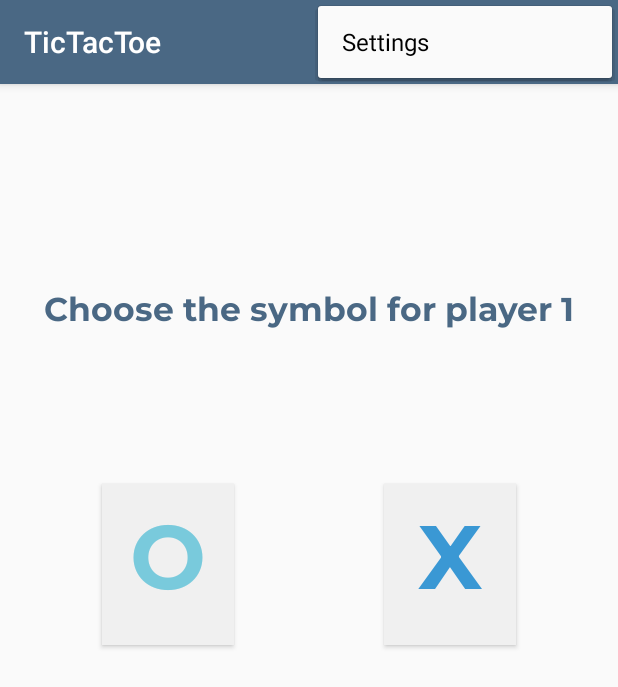
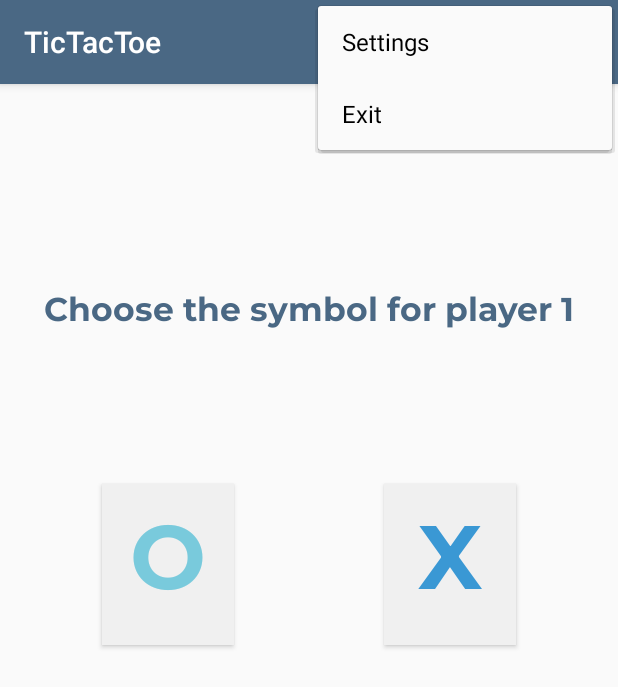
Before and after one commit to Skill-Class/TicTacToeGame, an Android app: the screen it shows after launch (SymbolChooserActivity), with the options menu open, on a phone screen of 412 x 824 dp. Shown: the top 687 px of the screen. Run offline under Robolectric (Android 15) with nearby library versions, the light colour scheme and no system bars.

Commit message:
added exit button

```diff
--- a/app/src/main/java/com/example/tictactoe/SymbolChooserActivity.java
+++ b/app/src/main/java/com/example/tictactoe/SymbolChooserActivity.java
@@ -48,6 +48,11 @@ public class SymbolChooserActivity extends AppCompatActivity {
             startActivity(intent);
             return true;
         }
+        if (id == R.id.action_exit) {
+            finish();
+            moveTaskToBack(true);
+            return true;
+        }
         return super.onOptionsItemSelected(item);
     }
 }
--- a/app/src/main/res/menu/menu.xml
+++ b/app/src/main/res/menu/menu.xml
@@ -2,7 +2,10 @@
 <menu xmlns:android="http://schemas.android.com/apk/res/android">
     <item
         android:id="@+id/action_settings"
-        android:title="@string/action_settings"
         android:orderInCategory="100"
-        />
+        android:title="@string/action_settings" />
+    <item
+        android:id="@+id/action_exit"
+        android:orderInCategory="200"
+        android:title="@string/action_exit" />
 </menu>
--- a/app/src/main/res/values/strings.xml
+++ b/app/src/main/res/values/strings.xml
@@ -2,5 +2,6 @@
     <string name="app_name">TicTacToe</string>
     <string name="choose_symbol_message">Choose the symbol for player 1</string>
     <string name="action_settings">Settings</string>
+    <string name="action_exit">Exit</string>
     <string name="title_activity_settings">Settings</string>
 </resources>
```
Also changed, not shown: app/src/main/java/com/example/tictactoe/MainActivity.java (+27 -0 lines).
